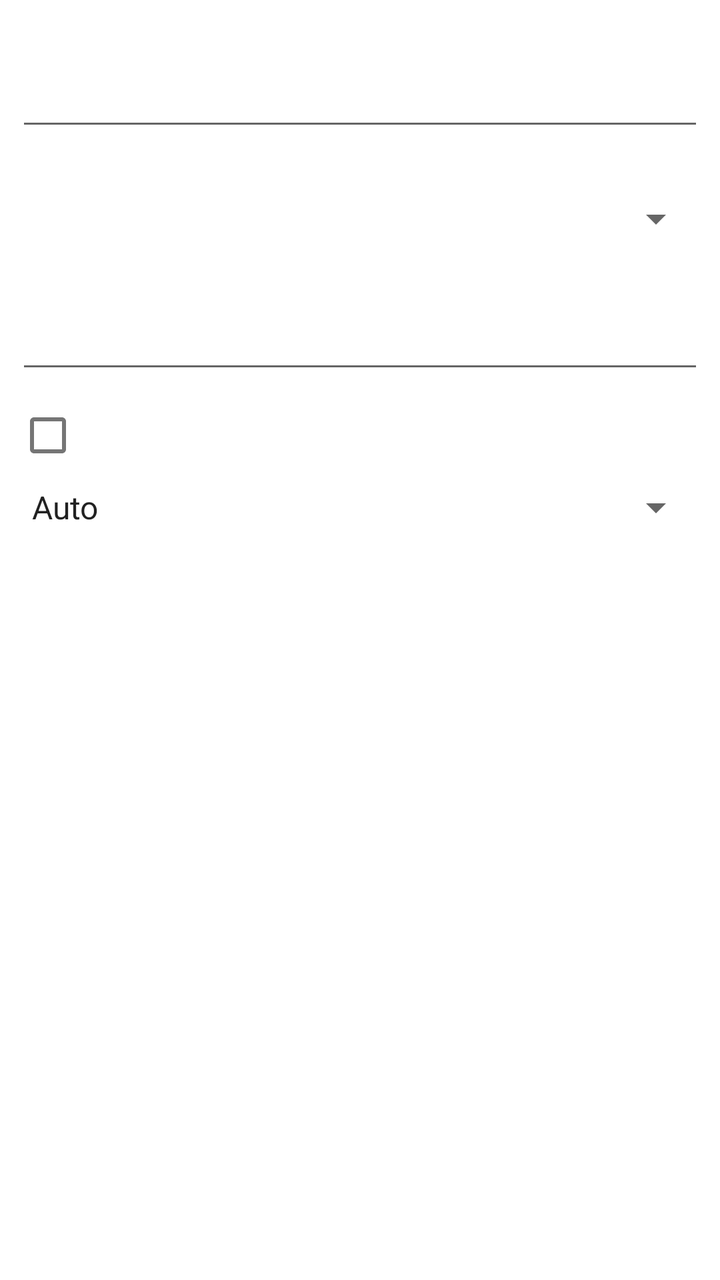
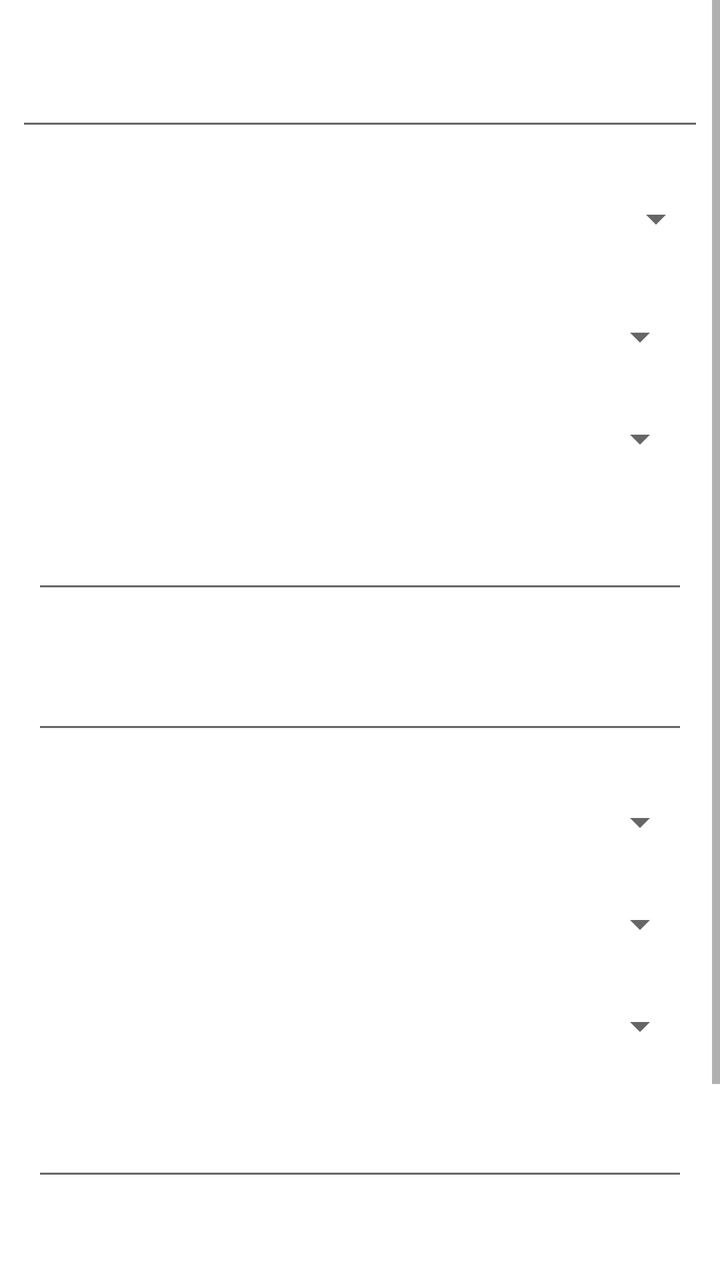

Before-and-after screenshots of an Android layout around one commit, followed by the original layout XML and the change that was made.
<!-- AndroidManifest.xml: fallback theme Theme.MaterialComponents.DayNight.NoActionBar -->
<!-- res/layout/wifi_ap_configure.xml -->
<?xml version="1.0" encoding="utf-8"?>
<ScrollView xmlns:android="http://schemas.android.com/apk/res/android"
        android:layout_width="fill_parent"
        android:layout_height="wrap_content">
        
    <LinearLayout
            android:layout_width="fill_parent"
            android:layout_height="wrap_content"
            android:padding="8dip"
            android:orientation="vertical"> 
    
    
    
        
    
        <TextView
                style="?android:attr/textAppearanceSmallInverse"
                android:layout_width="fill_parent"
                android:layout_height="wrap_content"
                android:text="@string/wifi_type_ssid" />
            
        <EditText android:id="@+id/ssid_edit"
                android:layout_width="fill_parent"
                android:layout_height="wrap_content"
                android:layout_marginTop="2dip"
                android:singleLine="true" />
    
    
    
        
        
        <TextView
                style="?android:attr/textAppearanceSmallInverse"
                android:layout_width="fill_parent"
                android:layout_height="wrap_content"
                android:layout_marginTop="8dip"
                android:text="@string/wifi_security" />
            
        
        <Spinner android:id="@+id/security_spinner"
                android:layout_width="fill_parent"
                android:layout_height="wrap_content" />
                
                
        
        
        
        <TextView android:id="@+id/password_text"
                style="?android:attr/textAppearanceSmallInverse"
                android:layout_width="fill_parent"
                android:layout_height="wrap_content"
                android:layout_marginTop="8dip"
                android:text="@string/please_type_passphrase" />
            
        <EditText android:id="@+id/password_edit"
                android:layout_width="fill_parent"
                android:layout_height="wrap_content"
                android:layout_marginTop="2dip"
                android:singleLine="true"
                android:password="true" />
    
        <CheckBox android:id="@+id/show_password_checkbox"
                style="?android:attr/textAppearanceSmallInverse"
                android:layout_width="fill_parent"
                android:layout_height="wrap_content"
                android:layout_marginTop="2dip"
                android:text="@string/wifi_show_password" />
                
        <Spinner android:id="@+id/wep_type_spinner"
                android:layout_width="fill_parent"
                android:layout_height="wrap_content"
                android:entries="@array/wifi_wep_type" />
            
    </LinearLayout>

</ScrollView>
<!-- resources referenced by this layout -->
<resources>
  <string-array name="wifi_wep_type">
          
          <item>Auto</item>
          
          <item>WEP ASCII</item>
          
          <item>WEP hexadecimal</item>
      </string-array>
  <string name="please_type_passphrase">Wireless password</string>
  <string name="wifi_security">Security</string>
  <string name="wifi_show_password">Show password.</string>
  <string name="wifi_type_ssid">Network SSID</string>
</resources>

<!-- the commit's change to res/layout/wifi_ap_configure.xml (unified diff, before → after) -->
@@ -9,11 +9,17 @@
             android:padding="8dip"
             android:orientation="vertical"> 
     
-    
+            <LinearLayout
+                android:id="@+id/table"
+                android:layout_width="fill_parent"
+                android:layout_height="fill_parent"
+                android:orientation="vertical">
+            </LinearLayout>
+
     
         
     
-        <TextView
+        <TextView android:id="@+id/ssid_text"
                 style="?android:attr/textAppearanceSmallInverse"
                 android:layout_width="fill_parent"
                 android:layout_height="wrap_content"
@@ -29,7 +35,7 @@
     
         
         
-        <TextView
+        <TextView android:id="@+id/security_text"
                 style="?android:attr/textAppearanceSmallInverse"
                 android:layout_width="fill_parent"
                 android:layout_height="wrap_content"
@@ -40,9 +46,94 @@
         <Spinner android:id="@+id/security_spinner"
                 android:layout_width="fill_parent"
                 android:layout_height="wrap_content" />
-                
-                
+
         
+        <LinearLayout android:id="@+id/enterprise_wrapper"
+            android:layout_width="fill_parent"
+            android:layout_height="wrap_content"
+            android:padding="8dip"
+            android:orientation="vertical">
+                <TextView android:id="@+id/eap_text"
+                        style="?android:attr/textAppearanceSmallInverse"
+                        android:layout_width="fill_parent"
+                        android:layout_height="wrap_content"
+                        android:layout_marginTop="8dip"
+                        android:text="@string/please_select_eap" />
+                <Spinner android:id="@+id/eap_spinner"
+                        android:layout_width="fill_parent"
+                        android:layout_height="wrap_content" />
+                <TextView android:id="@+id/phase2_text"
+                        style="?android:attr/textAppearanceSmallInverse"
+                        android:layout_width="fill_parent"
+                        android:layout_height="wrap_content"
+                        android:layout_marginTop="8dip"
+                        android:text="@string/please_select_phase2" />
+                <Spinner android:id="@+id/phase2_spinner"
+                        android:layout_width="fill_parent"
+                        android:layout_height="wrap_content" />
+
+                <TextView android:id="@+id/identity_text"
+                        style="?android:attr/textAppearanceSmallInverse"
+                        android:layout_width="fill_parent"
+                        android:layout_height="wrap_content"
+                        android:layout_marginTop="8dip"
+                        android:text="@string/please_type_identity" />
+                <EditText android:id="@+id/identity_edit"
+                        android:layout_width="fill_parent"
+                        android:layout_height="wrap_content"
+                        android:layout_marginTop="2dip"
+                        android:singleLine="true" />
+                <TextView android:id="@+id/anonymous_identity_text"
+                        style="?android:attr/textAppearanceSmallInverse"
+                        android:layout_width="fill_parent"
+                        android:layout_height="wrap_content"
+                        android:layout_marginTop="8dip"
+                        android:text="@string/please_type_anonymous_identity" />
+                <EditText android:id="@+id/anonymous_identity_edit"
+                        android:layout_width="fill_parent"
+                        android:layout_height="wrap_content"
+                        android:layout_marginTop="2dip"
+                        android:singleLine="true" />
+                <TextView android:id="@+id/client_certificate_text"
+                        style="?android:attr/textAppearanceSmallInverse"
+                        android:layout_width="fill_parent"
+                        android:layout_height="wrap_content"
+                        android:layout_marginTop="8dip"
+                        android:text="@string/please_select_client_certificate" />
+                <Spinner android:id="@+id/client_certificate_spinner"
+                        android:layout_width="fill_parent"
+                        android:layout_height="wrap_content" />
+                <TextView android:id="@+id/ca_certificate_text"
+                        style="?android:attr/textAppearanceSmallInverse"
+                        android:layout_width="fill_parent"
+                        android:layout_height="wrap_content"
+                        android:layout_marginTop="8dip"
+                        android:text="@string/please_select_ca_certificate" />
+                <Spinner android:id="@+id/ca_certificate_spinner"
+                        android:layout_width="fill_parent"
+                        android:layout_height="wrap_content" />
+                <TextView android:id="@+id/private_key_text"
+                        style="?android:attr/textAppearanceSmallInverse"
+                        android:layout_width="fill_parent"
+                        android:layout_height="wrap_content"
+                        android:layout_marginTop="8dip"
+                        android:text="@string/please_select_private_key" />
+                <Spinner android:id="@+id/private_key_spinner"
+                        android:layout_width="fill_parent"
+                        android:layout_height="wrap_content" />
+                <TextView android:id="@+id/private_key_passwd_text"
+                        style="?android:attr/textAppearanceSmallInverse"
+                        android:layout_width="fill_parent"
+                        android:layout_height="wrap_content"
+                        android:layout_marginTop="8dip"
+                        android:text="@string/please_type_private_key_passwd" />
+                <EditText android:id="@+id/private_key_passwd_edit"
+                        android:layout_width="fill_parent"
+                        android:layout_height="wrap_content"
+                        android:layout_marginTop="2dip"
+                        android:singleLine="true" />
+        </LinearLayout>
+
         
         
         <TextView android:id="@+id/password_text"
<!-- resource entries referenced after the edit -->
@@ -8,7 +8,15 @@
           
           <item>WEP hexadecimal</item>
       </string-array>
+  <string name="please_select_ca_certificate">CA certificate</string>
+  <string name="please_select_client_certificate">Client certificate</string>
+  <string name="please_select_eap">EAP method</string>
+  <string name="please_select_phase2">Phase 2 authentication</string>
+  <string name="please_select_private_key">Private key</string>
+  <string name="please_type_anonymous_identity">Anonymous identity</string>
+  <string name="please_type_identity">Identity</string>
   <string name="please_type_passphrase">Wireless password</string>
+  <string name="please_type_private_key_passwd">Private key password</string>
   <string name="wifi_security">Security</string>
   <string name="wifi_show_password">Show password.</string>
   <string name="wifi_type_ssid">Network SSID</string>
